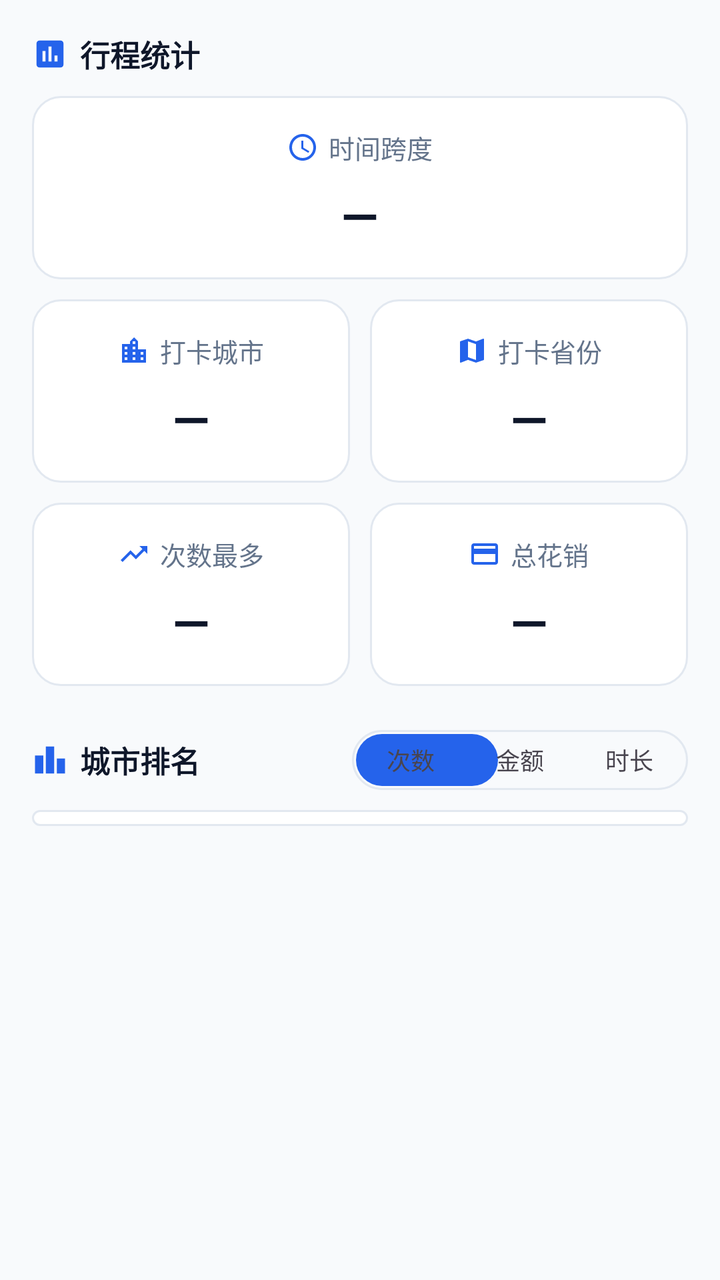
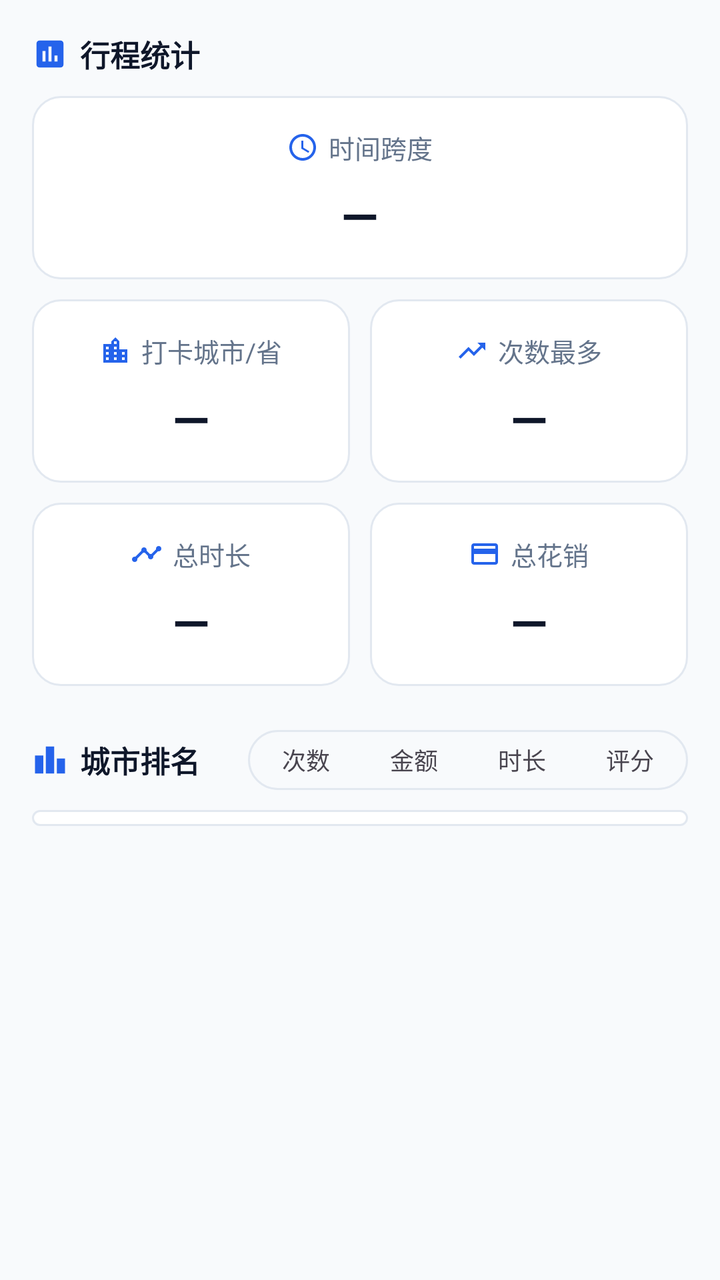

Screens rendered from an Android XML layout before and after an edit, with the pre-edit source and the edit as a unified diff.
<!-- AndroidManifest.xml: application theme Theme.CityFootprint -->
<!-- res/layout/fragment_home.xml -->
<?xml version="1.0" encoding="utf-8"?>
<ScrollView xmlns:android="http://schemas.android.com/apk/res/android"
    xmlns:app="http://schemas.android.com/apk/res-auto"
    android:layout_width="match_parent"
    android:layout_height="match_parent"
    android:background="@color/bg"
    android:fillViewport="true">

    <LinearLayout
        android:layout_width="match_parent"
        android:layout_height="wrap_content"
        android:orientation="vertical"
        android:padding="16dp">

        
        <LinearLayout
            android:layout_width="match_parent"
            android:layout_height="wrap_content"
            android:gravity="center_vertical"
            android:orientation="horizontal">

            <ImageView
                android:layout_width="18dp"
                android:layout_height="18dp"
                android:contentDescription="@null"
                android:src="@drawable/ic_stats_section"
                app:tint="?attr/appAccent" />

            <TextView
                android:layout_width="wrap_content"
                android:layout_height="wrap_content"
                android:layout_marginStart="6dp"
                android:text="@string/home_stats_title"
                android:textColor="@color/fg"
                android:textSize="15sp"
                android:textStyle="bold" />
        </LinearLayout>

        
        <LinearLayout
            android:layout_width="match_parent"
            android:layout_height="wrap_content"
            android:layout_marginTop="10dp"
            android:background="@drawable/bg_card"
            android:gravity="center_horizontal"
            android:orientation="vertical"
            android:padding="16dp">

            <LinearLayout
                android:layout_width="wrap_content"
                android:layout_height="wrap_content"
                android:gravity="center_vertical"
                android:orientation="horizontal">

                <ImageView
                    android:layout_width="16dp"
                    android:layout_height="16dp"
                    android:contentDescription="@null"
                    android:src="@drawable/ic_span"
                    app:tint="?attr/appAccent" />

                <TextView
                    android:layout_width="wrap_content"
                    android:layout_height="wrap_content"
                    android:layout_marginStart="5dp"
                    android:text="@string/home_range"
                    android:textColor="@color/text_secondary"
                    android:textSize="13sp" />
            </LinearLayout>

            <TextView
                android:id="@+id/valueRange"
                style="@style/TextHomeStatValue"
                android:maxLines="1"
                android:text="@string/home_dash"
                app:autoSizeMaxTextSize="24sp"
                app:autoSizeMinTextSize="14sp"
                app:autoSizeTextType="uniform" />
        </LinearLayout>

        
        <LinearLayout
            android:layout_width="match_parent"
            android:layout_height="wrap_content"
            android:layout_marginTop="10dp"
            android:orientation="horizontal">

            <LinearLayout
                style="@style/CardHomeStat"
                android:layout_weight="1">

                <LinearLayout
                    android:layout_width="wrap_content"
                    android:layout_height="wrap_content"
                    android:gravity="center_vertical"
                    android:orientation="horizontal">

                    <ImageView
                        android:layout_width="16dp"
                        android:layout_height="16dp"
                        android:contentDescription="@null"
                        android:src="@drawable/ic_city"
                        app:tint="?attr/appAccent" />

                    <TextView
                        android:layout_width="wrap_content"
                        android:layout_height="wrap_content"
                        android:layout_marginStart="5dp"
                        android:text="@string/home_cities"
                        android:textColor="@color/text_secondary"
                        android:textSize="13sp" />
                </LinearLayout>

                <TextView
                    android:id="@+id/valueCities"
                    style="@style/TextHomeStatValue"
                    android:text="@string/home_dash" />
            </LinearLayout>

            <LinearLayout
                style="@style/CardHomeStat"
                android:layout_marginStart="10dp"
                android:layout_weight="1">

                <LinearLayout
                    android:layout_width="wrap_content"
                    android:layout_height="wrap_content"
                    android:gravity="center_vertical"
                    android:orientation="horizontal">

                    <ImageView
                        android:layout_width="16dp"
                        android:layout_height="16dp"
                        android:contentDescription="@null"
                        android:src="@drawable/ic_map"
                        app:tint="?attr/appAccent" />

                    <TextView
                        android:layout_width="wrap_content"
                        android:layout_height="wrap_content"
                        android:layout_marginStart="5dp"
                        android:text="@string/home_provinces"
                        android:textColor="@color/text_secondary"
                        android:textSize="13sp" />
                </LinearLayout>

                <TextView
                    android:id="@+id/valueProvinces"
                    style="@style/TextHomeStatValue"
                    android:text="@string/home_dash" />
            </LinearLayout>
        </LinearLayout>

        
        <LinearLayout
            android:layout_width="match_parent"
            android:layout_height="wrap_content"
            android:layout_marginTop="10dp"
            android:orientation="horizontal">

            <LinearLayout
                style="@style/CardHomeStat"
                android:layout_weight="1">

                <LinearLayout
                    android:layout_width="wrap_content"
                    android:layout_height="wrap_content"
                    android:gravity="center_vertical"
                    android:orientation="horizontal">

                    <ImageView
                        android:layout_width="16dp"
                        android:layout_height="16dp"
                        android:contentDescription="@null"
                        android:src="@drawable/ic_trending"
                        app:tint="?attr/appAccent" />

                    <TextView
                        android:layout_width="wrap_content"
                        android:layout_height="wrap_content"
                        android:layout_marginStart="5dp"
                        android:text="@string/home_most"
                        android:textColor="@color/text_secondary"
                        android:textSize="13sp" />
                </LinearLayout>

                <TextView
                    android:id="@+id/valueMost"
                    style="@style/TextHomeStatValue"
                    android:ellipsize="end"
                    android:maxLines="1"
                    android:text="@string/home_dash" />
            </LinearLayout>

            <LinearLayout
                style="@style/CardHomeStat"
                android:layout_marginStart="10dp"
                android:layout_weight="1">

                <LinearLayout
                    android:layout_width="wrap_content"
                    android:layout_height="wrap_content"
                    android:gravity="center_vertical"
                    android:orientation="horizontal">

                    <ImageView
                        android:layout_width="16dp"
                        android:layout_height="16dp"
                        android:contentDescription="@null"
                        android:src="@drawable/ic_wallet"
                        app:tint="?attr/appAccent" />

                    <TextView
                        android:layout_width="wrap_content"
                        android:layout_height="wrap_content"
                        android:layout_marginStart="5dp"
                        android:text="@string/home_cost"
                        android:textColor="@color/text_secondary"
                        android:textSize="13sp" />
                </LinearLayout>

                <TextView
                    android:id="@+id/valueCost"
                    style="@style/TextHomeStatValue"
                    android:ellipsize="end"
                    android:maxLines="1"
                    android:text="@string/home_dash" />
            </LinearLayout>
        </LinearLayout>

        
        <LinearLayout
            android:layout_width="match_parent"
            android:layout_height="wrap_content"
            android:layout_marginTop="22dp"
            android:gravity="center_vertical"
            android:orientation="horizontal">

            <ImageView
                android:layout_width="18dp"
                android:layout_height="18dp"
                android:contentDescription="@null"
                android:src="@drawable/ic_rank_section"
                app:tint="?attr/appAccent" />

            <TextView
                android:layout_width="0dp"
                android:layout_height="wrap_content"
                android:layout_marginStart="6dp"
                android:layout_weight="1"
                android:text="@string/home_rank"
                android:textColor="@color/fg"
                android:textSize="15sp"
                android:textStyle="bold" />

            <FrameLayout
                android:id="@+id/segRank"
                android:layout_width="168dp"
                android:layout_height="30dp"
                android:background="@drawable/bg_segmented_track"
                android:padding="2dp">

                <View
                    android:id="@+id/segPill"
                    android:layout_width="71dp"
                    android:layout_height="match_parent"
                    android:background="@drawable/bg_segmented_pill" />

                <LinearLayout
                    android:layout_width="match_parent"
                    android:layout_height="match_parent"
                    android:orientation="horizontal">

                    <TextView
                        android:id="@+id/btnRankCount"
                        android:layout_width="0dp"
                        android:layout_height="match_parent"
                        android:layout_weight="1"
                        android:gravity="center"
                        android:text="@string/home_rank_count"
                        android:textSize="12sp" />

                    <TextView
                        android:id="@+id/btnRankAmount"
                        android:layout_width="0dp"
                        android:layout_height="match_parent"
                        android:layout_weight="1"
                        android:gravity="center"
                        android:text="@string/home_rank_amount"
                        android:textSize="12sp" />

                    <TextView
                        android:id="@+id/btnRankTime"
                        android:layout_width="0dp"
                        android:layout_height="match_parent"
                        android:layout_weight="1"
                        android:gravity="center"
                        android:text="@string/home_rank_time"
                        android:textSize="12sp" />
                </LinearLayout>
            </FrameLayout>
        </LinearLayout>

        
        <LinearLayout
            android:id="@+id/rankCard"
            android:layout_width="match_parent"
            android:layout_height="wrap_content"
            android:layout_marginTop="10dp"
            android:background="@drawable/bg_card"
            android:orientation="vertical"
            android:paddingTop="4dp"
            android:paddingBottom="4dp">

            <LinearLayout
                android:id="@+id/rankContainer"
                android:layout_width="match_parent"
                android:layout_height="wrap_content"
                android:orientation="vertical" />
        </LinearLayout>

        <TextView
            android:id="@+id/textEmpty"
            android:layout_width="match_parent"
            android:layout_height="wrap_content"
            android:layout_marginTop="24dp"
            android:gravity="center"
            android:text="@string/home_empty"
            android:textColor="@color/text_tertiary"
            android:textSize="13sp"
            android:visibility="gone" />
    </LinearLayout>
</ScrollView>
<!-- resources referenced by this layout -->
<resources>
  <color name="bg">#F8FAFC</color>
  <color name="fg">#0F172A</color>
  <color name="text_secondary">#64748B</color>
  <color name="text_tertiary">#64748B</color>
  <!-- drawable bg_card (drawable) -->
  <?xml version="1.0" encoding="utf-8"?>
  <shape xmlns:android="http://schemas.android.com/apk/res/android"
      android:shape="rectangle">
      <corners android:radius="14dp" />
      <solid android:color="@color/card" />
      <stroke
          android:width="1dp"
          android:color="@color/border" />
  </shape>
  <!-- drawable bg_segmented_pill (drawable) -->
  <?xml version="1.0" encoding="utf-8"?>
  <shape xmlns:android="http://schemas.android.com/apk/res/android"
      android:shape="rectangle">
      <solid android:color="?attr/appAccent" />
      <corners android:radius="14dp" />
  </shape>
  <!-- drawable ic_map (drawable) -->
  <?xml version="1.0" encoding="utf-8"?>
  <vector xmlns:android="http://schemas.android.com/apk/res/android"
      android:width="24dp"
      android:height="24dp"
      android:viewportWidth="24"
      android:viewportHeight="24"
      android:tint="?attr/colorControlNormal">
      <path
          android:fillColor="@android:color/white"
          android:pathData="M20.5 3l-.16.03L15 5.1 9 3 3.36 4.9c-.21.07-.36.25-.36.48V20.5c0 .28.22.5.5.5l.16-.03L9 18.9l6 2.1 5.64-1.9c.21-.07.36-.25.36-.48V3.5c0-.28-.22-.5-.5-.5zM15 19l-6-2.11V5l6 2.11V19z" />
  </vector>
  <string name="home_cities">打卡城市</string>
  <string name="home_cost">总花销</string>
  <string name="home_dash">—</string>
  <string name="home_empty">还没有点亮任何城市，快去添加第一条足迹吧</string>
  <string name="home_most">次数最多</string>
  <string name="home_provinces">打卡省份</string>
  <string name="home_range">时间跨度</string>
  <string name="home_rank">城市排名</string>
  <string name="home_rank_amount">金额</string>
  <string name="home_rank_count">次数</string>
  <string name="home_rank_time">时长</string>
  <string name="home_stats_title">行程统计</string>
  <color name="card">#FFFFFF</color>
  <color name="border">#E2E8F0</color>
  <color name="popover">#F8FAFC</color>
  <color name="accent">#2563EB</color>
  <color name="accent_light">#EFF6FF</color>
  <color name="on_accent">#FFFFFF</color>
  <color name="accent_soft_fg">#1D4ED8</color>
  <color name="muted_fg">#64748B</color>
  <color name="muted">#E2E8F0</color>
  <color name="destructive">#DC2626</color>
  <color name="window_bg_light">#FFFFFF</color>
  <style name="Widget.App.CardView" parent="Widget.Material3.CardView.Outlined">
          <item name="cardCornerRadius">14dp</item>
          <item name="cardElevation">0dp</item>
          <item name="cardBackgroundColor">@color/card</item>
          <item name="strokeColor">@color/border</item>
          <item name="strokeWidth">1dp</item>
      </style>
  <style name="Widget.App.Button" parent="Widget.Material3.Button">
          <item name="cornerRadius">999dp</item>
      </style>
  <style name="Widget.App.PopupMenu" parent="Widget.Material3.PopupMenu">
          <item name="android:popupBackground">@drawable/bg_popup_menu</item>
          
          <item name="dropdownListPreferredItemHeight">52dp</item>
          <item name="android:textAppearanceLargePopupMenu">@style/TextAppearance.App.PopupMenuItem</item>
      </style>
  <style name="TextAppearance.App.PopupMenuItem" parent="TextAppearance.Material3.BodyLarge">
          <item name="android:textColor">@color/fg</item>
          <item name="android:textSize">15sp</item>
      </style>
  <!-- unchanged entries left out for length: 11 -->
</resources>

<!-- the commit's change to res/layout/fragment_home.xml (unified diff, before → after) -->
@@ -106,7 +106,7 @@
                         android:layout_width="wrap_content"
                         android:layout_height="wrap_content"
                         android:layout_marginStart="5dp"
-                        android:text="@string/home_cities"
+                        android:text="@string/home_cities_provinces_label"
                         android:textColor="@color/text_secondary"
                         android:textSize="13sp" />
                 </LinearLayout>
@@ -114,53 +114,14 @@
                 <TextView
                     android:id="@+id/valueCities"
                     style="@style/TextHomeStatValue"
+                    android:ellipsize="end"
+                    android:maxLines="1"
                     android:text="@string/home_dash" />
             </LinearLayout>
 
             <LinearLayout
                 style="@style/CardHomeStat"
-                android:layout_marginStart="10dp"
-                android:layout_weight="1">
-
-                <LinearLayout
-                    android:layout_width="wrap_content"
-                    android:layout_height="wrap_content"
-                    android:gravity="center_vertical"
-                    android:orientation="horizontal">
-
-                    <ImageView
-                        android:layout_width="16dp"
-                        android:layout_height="16dp"
-                        android:contentDescription="@null"
-                        android:src="@drawable/ic_map"
-                        app:tint="?attr/appAccent" />
-
-                    <TextView
-                        android:layout_width="wrap_content"
-                        android:layout_height="wrap_content"
-                        android:layout_marginStart="5dp"
-                        android:text="@string/home_provinces"
-                        android:textColor="@color/text_secondary"
-                        android:textSize="13sp" />
-                </LinearLayout>
-
-                <TextView
-                    android:id="@+id/valueProvinces"
-                    style="@style/TextHomeStatValue"
-                    android:text="@string/home_dash" />
-            </LinearLayout>
-        </LinearLayout>
-
-        
-        <LinearLayout
-            android:layout_width="match_parent"
-            android:layout_height="wrap_content"
-            android:layout_marginTop="10dp"
-            android:orientation="horizontal">
-
-            <LinearLayout
-                style="@style/CardHomeStat"
-                android:layout_weight="1">
+                android:layout_weight="1" android:layout_marginStart="10dp">
 
                 <LinearLayout
                     android:layout_width="wrap_content"
@@ -192,10 +153,52 @@
                     android:text="@string/home_dash" />
             </LinearLayout>
 
+        </LinearLayout>
+
+        
+        <LinearLayout
+            android:layout_width="match_parent"
+            android:layout_height="wrap_content"
+            android:layout_marginTop="10dp"
+            android:orientation="horizontal">
+
             <LinearLayout
                 style="@style/CardHomeStat"
-                android:layout_marginStart="10dp"
                 android:layout_weight="1">
+
+                <LinearLayout
+                    android:layout_width="wrap_content"
+                    android:layout_height="wrap_content"
+                    android:gravity="center_vertical"
+                    android:orientation="horizontal">
+
+                    <ImageView
+                        android:layout_width="16dp"
+                        android:layout_height="16dp"
+                        android:contentDescription="@null"
+                        android:src="@drawable/ic_trips"
+                        app:tint="?attr/appAccent" />
+
+                    <TextView
+                        android:layout_width="wrap_content"
+                        android:layout_height="wrap_content"
+                        android:layout_marginStart="5dp"
+                        android:text="@string/home_days"
+                        android:textColor="@color/text_secondary"
+                        android:textSize="13sp" />
+                </LinearLayout>
+
+                <TextView
+                    android:id="@+id/valueDays"
+                    style="@style/TextHomeStatValue"
+                    android:ellipsize="end"
+                    android:maxLines="1"
+                    android:text="@string/home_dash" />
+            </LinearLayout>
+
+            <LinearLayout
+                style="@style/CardHomeStat"
+                android:layout_weight="1" android:layout_marginStart="10dp">
 
                 <LinearLayout
                     android:layout_width="wrap_content"
@@ -226,8 +229,8 @@
                     android:maxLines="1"
                     android:text="@string/home_dash" />
             </LinearLayout>
-        </LinearLayout>
-
+
+        </LinearLayout>
         
         <LinearLayout
             android:layout_width="match_parent"
@@ -255,14 +258,14 @@
 
             <FrameLayout
                 android:id="@+id/segRank"
-                android:layout_width="168dp"
+                android:layout_width="220dp"
                 android:layout_height="30dp"
                 android:background="@drawable/bg_segmented_track"
                 android:padding="2dp">
 
                 <View
                     android:id="@+id/segPill"
-                    android:layout_width="71dp"
+                    android:layout_width="0dp"
                     android:layout_height="match_parent"
                     android:background="@drawable/bg_segmented_pill" />
 
@@ -296,6 +299,15 @@
                         android:layout_weight="1"
                         android:gravity="center"
                         android:text="@string/home_rank_time"
+                        android:textSize="12sp" />
+
+                    <TextView
+                        android:id="@+id/btnRankRating"
+                        android:layout_width="0dp"
+                        android:layout_height="match_parent"
+                        android:layout_weight="1"
+                        android:gravity="center"
+                        android:text="@string/home_rank_rating"
                         android:textSize="12sp" />
                 </LinearLayout>
             </FrameLayout>
<!-- resource entries referenced after the edit -->
@@ -21,7 +21,7 @@
       <solid android:color="?attr/appAccent" />
       <corners android:radius="14dp" />
   </shape>
-  <!-- drawable ic_map (drawable) -->
+  <!-- drawable ic_trips (drawable) -->
   <?xml version="1.0" encoding="utf-8"?>
   <vector xmlns:android="http://schemas.android.com/apk/res/android"
       android:width="24dp"
@@ -31,18 +31,19 @@
       android:tint="?attr/colorControlNormal">
       <path
           android:fillColor="@android:color/white"
-          android:pathData="M20.5 3l-.16.03L15 5.1 9 3 3.36 4.9c-.21.07-.36.25-.36.48V20.5c0 .28.22.5.5.5l.16-.03L9 18.9l6 2.1 5.64-1.9c.21-.07.36-.25.36-.48V3.5c0-.28-.22-.5-.5-.5zM15 19l-6-2.11V5l6 2.11V19z" />
+          android:pathData="M23,8c0,1.1-0.9,2-2,2c-0.18,0-0.35-0.02-0.51-0.07l-3.56,3.55C16.98,13.64,17,13.82,17,14c0,1.1-0.9,2-2,2s-2-0.9-2-2 c0-0.18,0.02-0.36,0.07-0.52l-2.55-2.55C10.36,10.98,10.18,11,10,11s-0.36-0.02-0.52-0.07l-4.55,4.56C4.98,15.65,5,15.82,5,16 c0,1.1-0.9,2-2,2s-2-0.9-2-2s0.9-2,2-2c0.18,0,0.35,0.02,0.51,0.07l4.56-4.55C8.02,9.36,8,9.18,8,9c0-1.1,0.9-2,2-2s2,0.9,2,2 c0,0.18-0.02,0.36-0.07,0.52l2.55,2.55C14.64,12.02,14.82,12,15,12s0.36,0.02,0.52,0.07l3.55-3.56C19.02,8.35,19,8.18,19,8 c0-1.1,0.9-2,2-2S23,6.9,23,8z" />
   </vector>
-  <string name="home_cities">打卡城市</string>
+  <string name="home_cities_provinces_label">打卡城市/省</string>
   <string name="home_cost">总花销</string>
   <string name="home_dash">—</string>
+  <string name="home_days">总时长</string>
   <string name="home_empty">还没有点亮任何城市，快去添加第一条足迹吧</string>
   <string name="home_most">次数最多</string>
-  <string name="home_provinces">打卡省份</string>
   <string name="home_range">时间跨度</string>
   <string name="home_rank">城市排名</string>
   <string name="home_rank_amount">金额</string>
   <string name="home_rank_count">次数</string>
+  <string name="home_rank_rating">评分</string>
   <string name="home_rank_time">时长</string>
   <string name="home_stats_title">行程统计</string>
   <color name="card">#FFFFFF</color>
